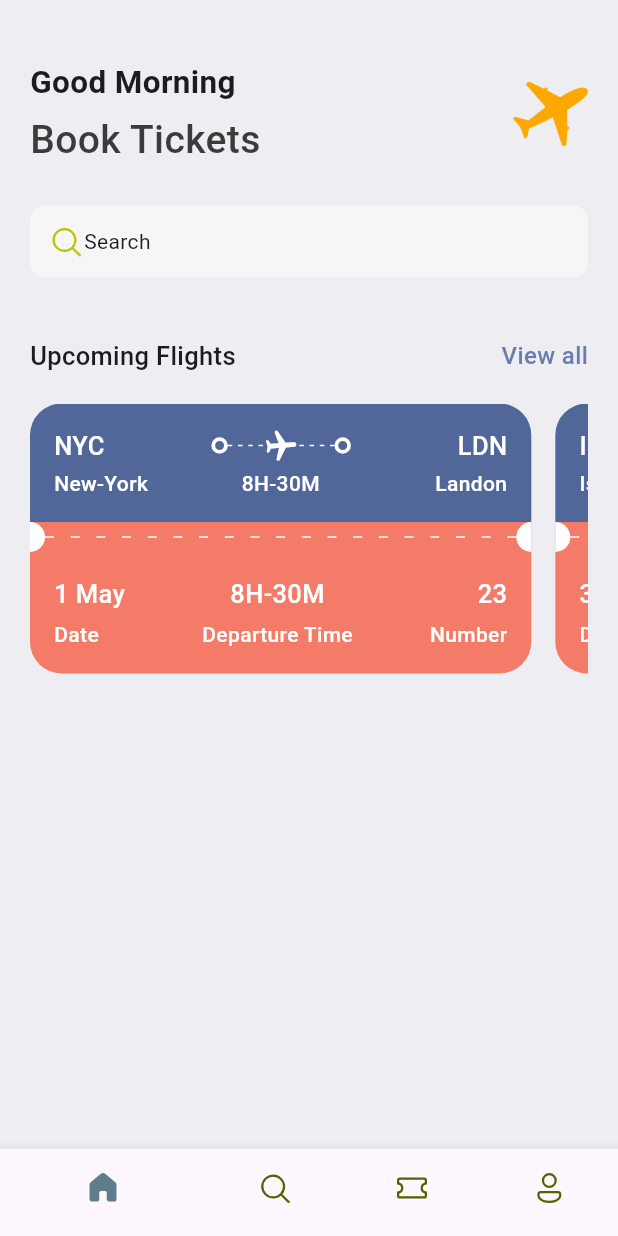
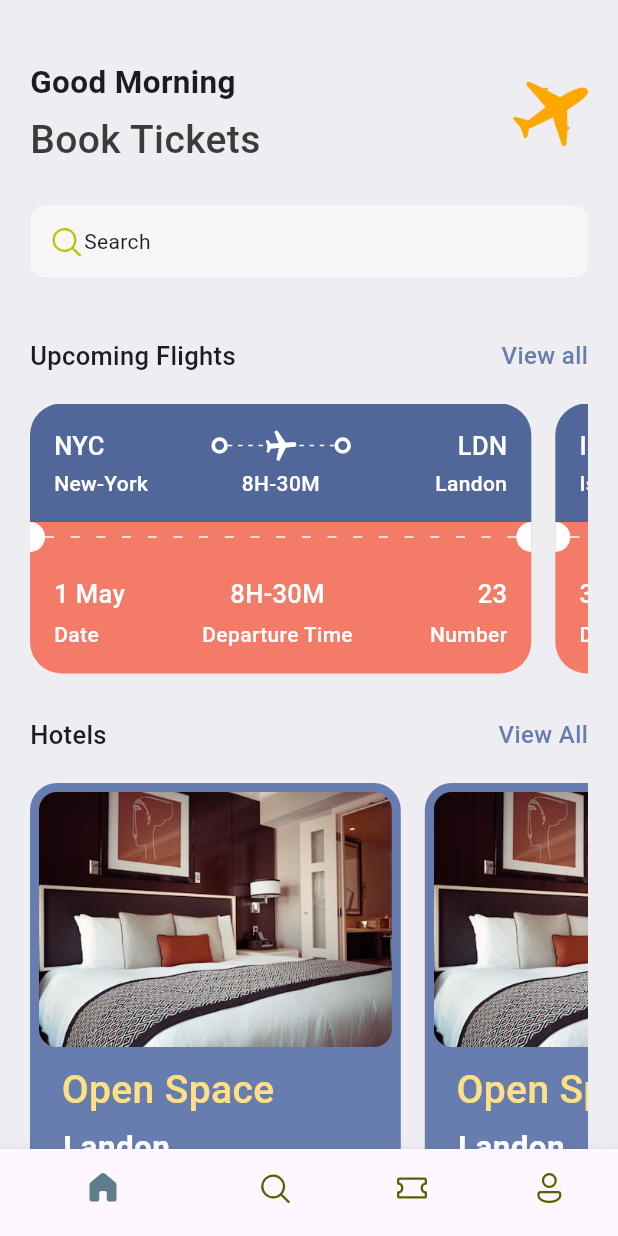
Before and after one commit to AmeerHamza7865/TicketApp, a Flutter app: the screen it shows after launch, on a phone screen of 412 x 824 dp. Run offline on Flutter 3.47's test engine with Material 3 defaults, Android fonts, the phone set to English and light mode, and no system bars; our stand-ins replace fluentui_icons.

Commit message:
Setting Hotels View and Design

```diff
--- a/lib/Base/Widgets/double_text_widget.dart
+++ b/lib/Base/Widgets/double_text_widget.dart
@@ -4,9 +4,10 @@ import 'package:ticket_app/Screen/all_tickets.dart';
 
 class DoubleTextApp extends StatelessWidget {
   const DoubleTextApp(
-      {super.key, required this.bigText, required this.smallText});
+      {super.key, required this.bigText, required this.smallText,required this.func});
   final String bigText;
   final String smallText;
+  final VoidCallback func;
   @override
   Widget build(BuildContext context) {
     return Container(
@@ -18,14 +19,7 @@ class DoubleTextApp extends StatelessWidget {
             style: AppStyles.headingStyle3,
           ),
           InkWell(
-            onTap: () {
-              Navigator.push(
-                context,
-                MaterialPageRoute<void>(
-                  builder: (BuildContext context) => const AllTickets(),
-                ),
-              );
-            },
+            onTap: func,
             child: Text(
               smallText,
               style:
--- a/lib/Base/res/Media.dart
+++ b/lib/Base/res/Media.dart
@@ -2,4 +2,5 @@
 class AppMedia{
   static const _baseImage="assets/images";
   static const logo='$_baseImage/airplane.png';
+   static const roomImages='$_baseImage/img1.jpeg';
 }
--- /dev/null
+++ b/lib/Screen/Widget/hotels.dart
@@ -0,0 +1,57 @@
+// ignore_for_file: prefer_const_constructors
+
+import 'package:flutter/material.dart';
+import 'package:ticket_app/Base/res/Media.dart';
+import 'package:ticket_app/Base/res/styles/app_styles.dart';
+
+class Hotels extends StatelessWidget {
+
+  const Hotels({super.key});
+
+  @override
+  Widget build(BuildContext context) {
+    final size=MediaQuery.of(context).size;
+    return  Container(
+      padding: EdgeInsets.all(6.0),
+                  width: size.width*0.6,
+                  height: 350,
+                  margin: EdgeInsets.only(right: 16),
+                  decoration: BoxDecoration(
+                    color: AppStyles.primaryColor,
+                    borderRadius: BorderRadius.circular(18),
+                  ),
+                  child: Column(
+                    crossAxisAlignment: CrossAxisAlignment.start,
+                    children: [
+                      Container(
+                        height: 170,
+                        decoration: BoxDecoration(
+                          color: AppStyles.primaryColor,
+                          borderRadius: BorderRadius.circular(12),
+                          image: DecorationImage(
+                            fit: BoxFit.cover,
+                            image: AssetImage(AppMedia.roomImages),
+                          ),
+                        ),
+                      ),
+                      SizedBox(height: 10,),
+                      Padding(
+                        padding: const EdgeInsets.only(left: 15),
+                        child: Text("Open Space",style: AppStyles.headingStyle1.copyWith(color: Colors.amber.shade200),),
+                      ),
+                      SizedBox(height: 5,),
+                      Padding(
+                        padding: const EdgeInsets.only(left: 16),
+                        child: Text("Landon",style: AppStyles.headingStyle2.copyWith(color: Colors.white),),
+                      ),
+                      SizedBox(height: 5,),
+                      Padding(
+                        padding: const EdgeInsets.only(left: 16),
+                        child: Text("\$25/night",style: AppStyles.headingStyle1.copyWith(color: Colors.amber.shade200),),
+                      ),
+                    ],
+                  ),
+                );
+
+  }
+}
--- a/lib/Screen/home_screen.dart
+++ b/lib/Screen/home_screen.dart
@@ -7,6 +7,7 @@ import 'package:ticket_app/Base/Widgets/ticket_view.dart';
 import 'package:ticket_app/Base/res/Media.dart';
 import 'package:ticket_app/Base/res/styles/app_styles.dart';
 import 'package:ticket_app/Base/utils/all_json.dart';
+import 'package:ticket_app/Screen/Widget/hotels.dart';
 
 class HomeScreen extends StatelessWidget {
   const HomeScreen({super.key});
@@ -23,6 +24,7 @@ class HomeScreen extends StatelessWidget {
           Container(
             padding: const EdgeInsets.symmetric(horizontal: 20),
             child: Column(
+              crossAxisAlignment: CrossAxisAlignment.start,
               children: [
                 Row(
                   mainAxisAlignment: MainAxisAlignment.spaceBetween,
@@ -77,6 +79,7 @@ class HomeScreen extends StatelessWidget {
                 DoubleTextApp(
                   bigText: 'Upcoming Flights',
                   smallText: 'View all',
+                  func: ()=>Navigator.pushNamed(context,"/all_tickets"),
                 ),
                 SizedBox(
                   height: 20,
@@ -90,7 +93,30 @@ class HomeScreen extends StatelessWidget {
                               ticket: singleTicket,
                             ))
                         .toList(),
-                    ))
+                  ),
+                ),
+                SizedBox(
+                  height: 20,
+                ),
+                DoubleTextApp(bigText: "Hotels", smallText: "View All",func: (){ print("Hotels is Clicked");},),
+                SizedBox(
+                  height: 20,
+                ),
+               SingleChildScrollView(
+                scrollDirection: Axis.horizontal,
+                child: Row(
+                 children: [
+                   Hotels(),
+                   Hotels(),
+
+                    Hotels(),
+                   Hotels(),
+
+                    Hotels(),
+                   Hotels(),
+                 ],
+               )),
+
               ],
             ),
           ),
--- a/lib/main.dart
+++ b/lib/main.dart
@@ -2,6 +2,7 @@
 
 import 'package:flutter/material.dart';
 import 'package:ticket_app/Base/navbar_bottom.dart';
+import 'package:ticket_app/Screen/all_tickets.dart';
 
 void main() {
   runApp(const MyApp());
@@ -20,7 +21,12 @@ class MyApp extends StatelessWidget {
         colorScheme: ColorScheme.fromSeed(seedColor: Colors.deepPurple),
         useMaterial3: true,
       ),
-      home: BottomNavbar(),
+      // home: BottomNavbar(),
+      routes:  {
+        "/":(context)=> BottomNavbar(),
+        "/all_tickets":(context)=>AllTickets(),
+
+      },
     );
   }
 }
```
Also changed, not shown: assets/images/img1.jpeg (added), assets/images/img2.jpg (added), assets/images/img3.jpg (added), assets/images/img4.jpg (added), 1 other file. Lines whose indentation alone changed are shown as unchanged.
